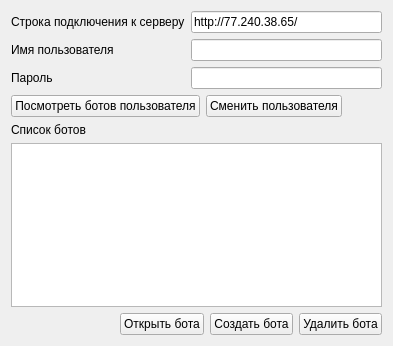
cuttlesystems/simplegram, file desktop_constructor_app/constructor_app/login_form.ui: the form before one commit.
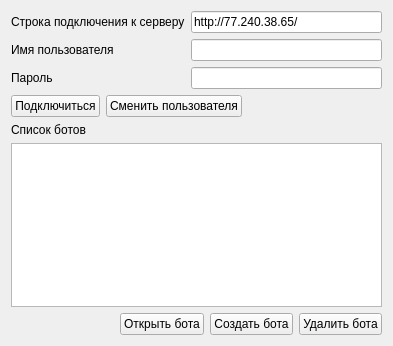
The form after the commit.

```diff
--- a/desktop_constructor_app/constructor_app/login_form.ui
+++ b/desktop_constructor_app/constructor_app/login_form.ui
@@ -61,7 +61,7 @@
      <item>
       <widget class="QPushButton" name="load_bots">
        <property name="text">
-        <string>Посмотреть ботов пользователя</string>
+        <string>Подключиться</string>
        </property>
       </widget>
      </item>
```
